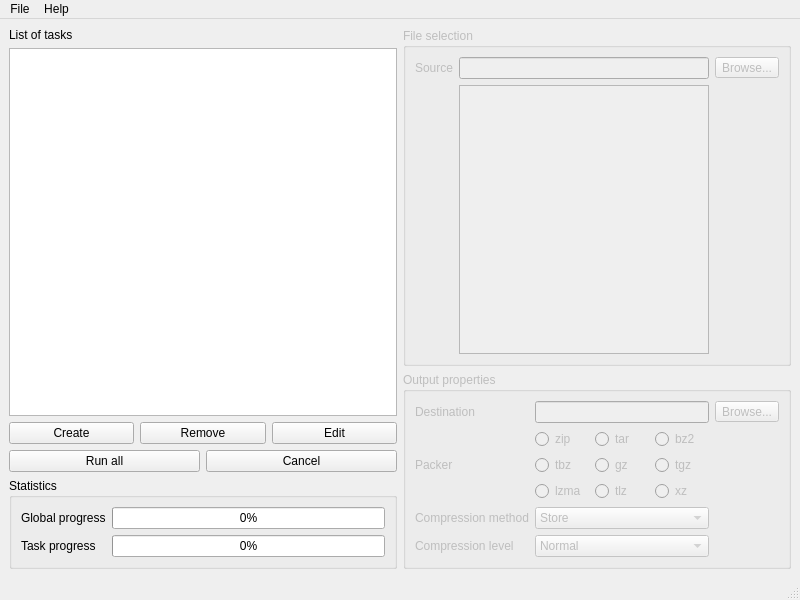
Old version of the form resources/main_window.ui in the repository mnchapel/packy.
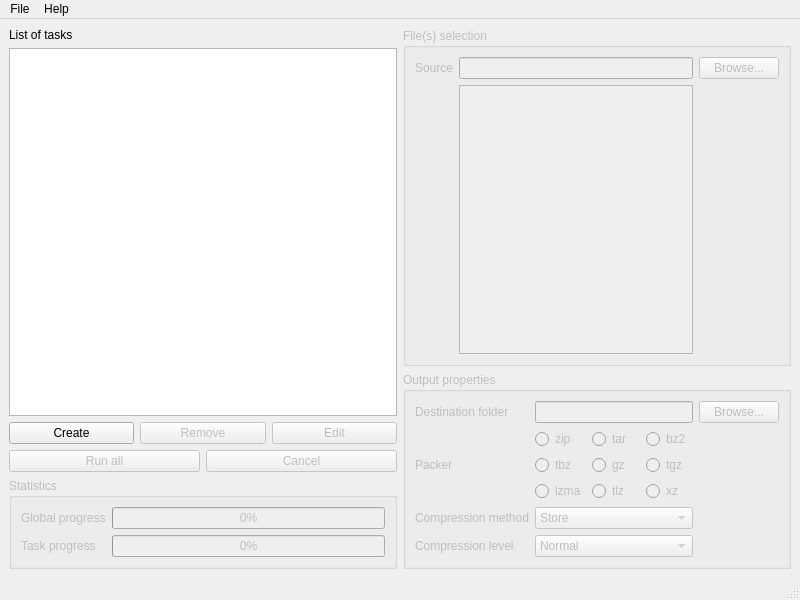
New version of the form.

Commit message: Add checkboxes to select files. Change ListView to TreeView. Some clean code.

```diff
--- a/resources/main_window.ui
+++ b/resources/main_window.ui
@@ -63,6 +63,9 @@
         </item>
         <item>
          <widget class="QPushButton" name="push_button_remove">
+          <property name="enabled">
+           <bool>false</bool>
+          </property>
           <property name="text">
            <string>Remove</string>
           </property>
@@ -70,6 +73,9 @@
         </item>
         <item>
          <widget class="QPushButton" name="push_button_edit">
+          <property name="enabled">
+           <bool>false</bool>
+          </property>
           <property name="text">
            <string>Edit</string>
           </property>
@@ -81,6 +87,9 @@
        <layout class="QHBoxLayout" name="hlayout_task_running">
         <item>
          <widget class="QPushButton" name="push_button_run_all">
+          <property name="enabled">
+           <bool>false</bool>
+          </property>
           <property name="sizePolicy">
            <sizepolicy hsizetype="Minimum" vsizetype="Fixed">
             <horstretch>0</horstretch>
@@ -94,6 +103,9 @@
         </item>
         <item>
          <widget class="QPushButton" name="push_button_cancel">
+          <property name="enabled">
+           <bool>false</bool>
+          </property>
           <property name="sizePolicy">
            <sizepolicy hsizetype="Minimum" vsizetype="Fixed">
             <horstretch>0</horstretch>
@@ -109,6 +121,9 @@
       </item>
       <item>
        <widget class="QGroupBox" name="group_box_statistics">
+        <property name="enabled">
+         <bool>false</bool>
+        </property>
         <property name="title">
          <string>Statistics</string>
         </property>
@@ -154,7 +169,7 @@
          <bool>false</bool>
         </property>
         <property name="title">
-         <string>File selection</string>
+         <string>File(s) selection</string>
         </property>
         <property name="checkable">
          <bool>false</bool>
@@ -171,23 +186,14 @@
           </widget>
          </item>
          <item row="0" column="2">
-          <widget class="QToolButton" name="tool_button_source">
+          <widget class="QPushButton" name="push_button_source">
            <property name="text">
             <string>Browse...</string>
            </property>
           </widget>
          </item>
          <item row="1" column="1">
-          <widget class="QTreeWidget" name="tree_widget_source">
-           <attribute name="headerVisible">
-            <bool>false</bool>
-           </attribute>
-           <column>
-            <property name="text">
-             <string notr="true">1</string>
-            </property>
-           </column>
-          </widget>
+          <widget class="QTreeView" name="tree_view_source"/>
          </item>
         </layout>
        </widget>
@@ -225,7 +231,7 @@
          <item row="0" column="0">
           <widget class="QLabel" name="label_destination">
            <property name="text">
-            <string>Destination</string>
+            <string>Destination folder</string>
            </property>
           </widget>
          </item>
@@ -299,13 +305,6 @@
          <item row="0" column="1">
           <widget class="QLineEdit" name="line_edit_destination"/>
          </item>
-         <item row="0" column="2">
-          <widget class="QToolButton" name="tool_button_destination">
-           <property name="text">
-            <string>Browse...</string>
-           </property>
-          </widget>
-         </item>
          <item row="4" column="1">
           <widget class="QComboBox" name="cbox_compression_method">
            <item>
@@ -349,6 +348,13 @@
            </item>
           </widget>
          </item>
+         <item row="0" column="2">
+          <widget class="QPushButton" name="push_button_destination">
+           <property name="text">
+            <string>Browse...</string>
+           </property>
+          </widget>
+         </item>
         </layout>
        </widget>
       </item>
```
The commit also changes 3 other files.
